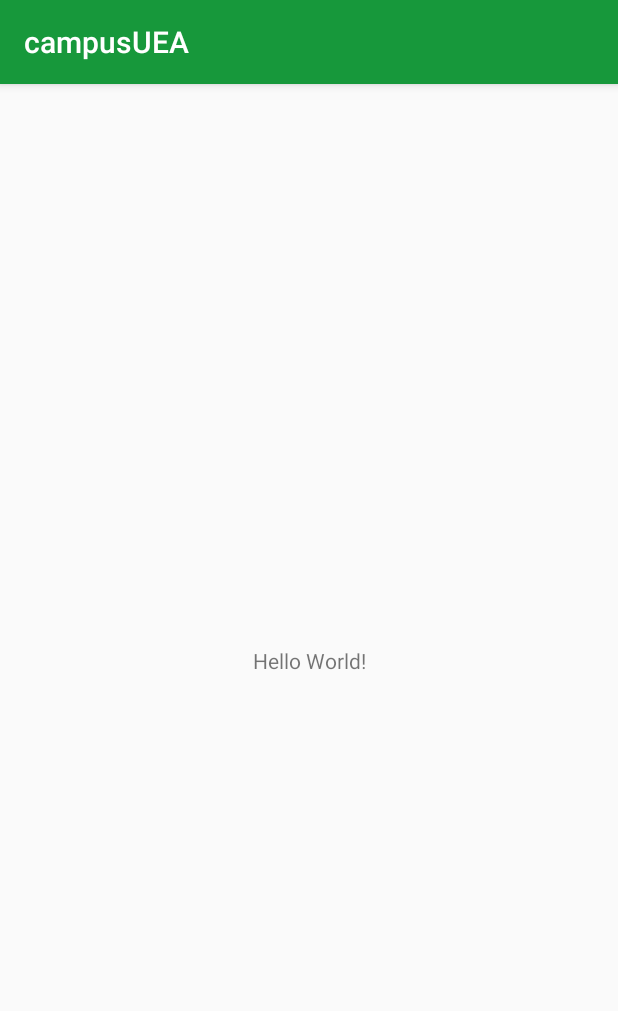
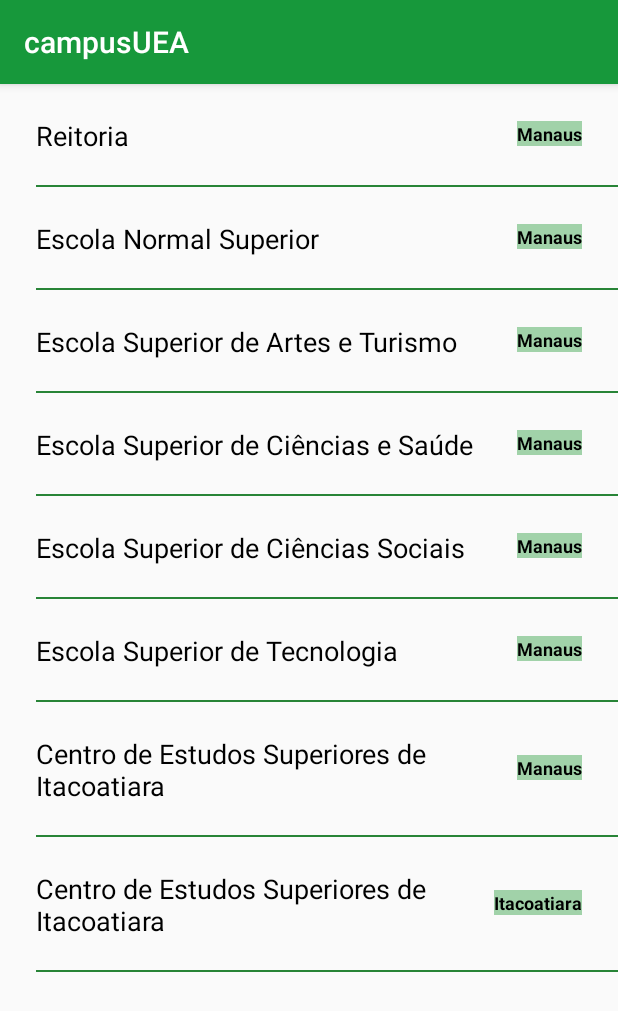
Before and after one commit to zadok8216/CampusUeaEnd, an Android app: the screen it shows after launch (MainActivity), on a phone screen of 412 x 824 dp. Shown: the top 1011 px of the screen. Run offline under Robolectric (Android 15) with nearby library versions, the phone set to English and light mode, and no system bars.

Commit message:
Update project

```diff
--- a/campusUEAG/app/build.gradle
+++ b/campusUEAG/app/build.gradle
@@ -34,4 +34,6 @@ dependencies {
     testImplementation 'junit:junit:4.12'
     androidTestImplementation 'androidx.test.ext:junit:1.1.1'
     androidTestImplementation 'androidx.test.espresso:espresso-core:3.2.0'
+    implementation 'androidx.recyclerview:recyclerview:1.1.0'
+    implementation 'com.squareup.picasso:picasso:2.71828'
 }
--- /dev/null
+++ b/campusUEAG/app/src/main/java/com/gabriel/campusuea_g/Campus.kt
@@ -0,0 +1,8 @@
+package com.gabriel.campusuea_g
+
+data class Campus(
+    val campusName: String,
+    val cityName: String,
+    val address: String,
+    val phoneNumber: String,
+)
--- a/campusUEAG/app/src/main/java/com/gabriel/campusuea_g/MainActivity.kt
+++ b/campusUEAG/app/src/main/java/com/gabriel/campusuea_g/MainActivity.kt
@@ -2,11 +2,85 @@ package com.gabriel.campusuea_g
 
 import androidx.appcompat.app.AppCompatActivity
 import android.os.Bundle
+import android.view.LayoutInflater
+import android.view.View
+import android.view.ViewGroup
+import androidx.recyclerview.widget.RecyclerView
+import kotlinx.android.synthetic.main.activity_main.*
+import kotlinx.android.synthetic.main.list_item_campus.view.*
 
 class MainActivity : AppCompatActivity() {
+    private var campi: List<Campus> = listOf(
+        Campus(
+            "Reitoria",
+            "Manaus",
+            "Av. Djalma Batista, 3578. Flores, Manaus - AM",
+            "(92) 3214-5778",
+        ),
+        Campus(
+            "Escola Normal Superior",
+            "Manaus",
+            "Avenida Djalma Batista, nº 2.470, Chapada, Manaus - AM",
+            "(92) 3878-7721"
+        ),
+        Campus(
+            "Escola Superior de Artes e Turismo",
+            "Manaus",
+            "Rua Leonardo Malcher, nº 1.728, Praça 14 de Janeiro, Manaus - AM",
+            "(92) 3878-4415"
+        ),
+        Campus(
+            "Escola Superior de Ciências e Saúde",
+            "Manaus",
+            "Avenida Carvalho Leal, nº 1.777, Cachoeirinha, Manaus - AM",
+            "(92) 3878-4380"
+        ),
+        Campus(
+            "Escola Superior de Ciências Sociais",
+            "Manaus",
+            "Avenida Castelo Branco, nº 504, Cachoeirinha, Manaus - AM",
+            "(92) 3878-7801"
+        ),
+        Campus(
+            "Escola Superior de Tecnologia",
+            "Manaus",
+            "Avenida Darcy Vargas, nº 1.200, Parque 10 de Novembro, Manaus - AM",
+            "(92) 3878-4308"
+        ),
+        Campus(
+            "Centro de Estudos Superiores de Itacoatiara",
+            "Manaus",
+            "Rua Mário Andreazza, s/nº, São Francisco, Itacoatiara - AM",
+            "(92) 3521-4293"
+        ),
+        Campus(
+            "Centro de Estudos Superiores de Itacoatiara",
+            "Itacoatiara",
+            "Rua Mário Andreazza, s/nº, São Francisco, Itacoatiara - AM",
+            "(92) 3521-4293"
+        )
+
+    )
 
     override fun onCreate(savedInstanceState: Bundle?) {
         super.onCreate(savedInstanceState)
         setContentView(R.layout.activity_main)
+        rvCampus.adapter = CampusAdapter(campi)
+    }
+
+    class CampusAdapter(private val campus: List<Campus>): RecyclerView.Adapter<CampusAdapter.CampusViewHolder>() {
+        class CampusViewHolder(itemView: View): RecyclerView.ViewHolder(itemView)
+
+        override fun onCreateViewHolder(parent: ViewGroup, viewType: Int): CampusViewHolder {
+            val itemView = LayoutInflater.from(parent.context).inflate(R.layout.list_item_campus, parent, false)
+            return CampusViewHolder(itemView)
+        }
+
+        override fun getItemCount() = campus.size
+
+        override fun onBindViewHolder(holder: CampusViewHolder, position: Int) {
+            holder.itemView.tvCampusName.text = campus[position].campusName
+            holder.itemView.tvCityName.text = campus[position].cityName
+        }
     }
 }
--- a/campusUEAG/app/src/main/res/layout/activity_main.xml
+++ b/campusUEAG/app/src/main/res/layout/activity_main.xml
@@ -6,13 +6,16 @@
     android:layout_height="match_parent"
     tools:context=".MainActivity">
 
-    <TextView
-        android:layout_width="wrap_content"
-        android:layout_height="wrap_content"
-        android:text="Hello World!"
+    <androidx.recyclerview.widget.RecyclerView
+        android:id="@+id/rvCampus"
+        android:layout_width="0dp"
+        android:layout_height="0dp"
+        app:layoutManager="androidx.recyclerview.widget.LinearLayoutManager"
+        app:layout_constraintEnd_toEndOf="parent"
+        tools:listitem="@layout/list_item_campus"
         app:layout_constraintBottom_toBottomOf="parent"
-        app:layout_constraintLeft_toLeftOf="parent"
-        app:layout_constraintRight_toRightOf="parent"
-        app:layout_constraintTop_toTopOf="parent" />
+        app:layout_constraintTop_toTopOf="parent"
+        app:layout_constraintStart_toStartOf="parent"/>
+
 
 </androidx.constraintlayout.widget.ConstraintLayout>
--- /dev/null
+++ b/campusUEAG/app/src/main/res/layout/list_item_campus.xml
@@ -0,0 +1,48 @@
+<?xml version="1.0" encoding="utf-8"?>
+<androidx.constraintlayout.widget.ConstraintLayout xmlns:android="http://schemas.android.com/apk/res/android"
+    android:layout_width="match_parent"
+    android:layout_height="wrap_content"
+    xmlns:app="http://schemas.android.com/apk/res-auto">
+
+
+    <TextView
+        android:id="@+id/tvCampusName"
+        android:layout_width="300dp"
+        android:layout_height="wrap_content"
+        android:layout_marginStart="24dp"
+        android:layout_marginTop="22dp"
+        android:layout_marginBottom="22dp"
+        android:text="Escola Normal Superior"
+        android:textColor="@android:color/black"
+        android:textSize="18sp"
+        app:layout_constraintBottom_toBottomOf="parent"
+        app:layout_constraintTop_toTopOf="parent"
+        app:layout_constraintStart_toStartOf="parent"/>
+
+    <TextView
+        android:id="@+id/tvCityName"
+        android:layout_width="wrap_content"
+        android:layout_height="wrap_content"
+        android:text="Manaus"
+        android:textColor="@android:color/black"
+        android:textStyle="bold"
+        android:background="#A1D2A9"
+        android:textSize="12sp"
+        app:layout_constraintBottom_toBottomOf="@id/tvCampusName"
+        app:layout_constraintEnd_toEndOf="parent"
+        android:layout_marginRight="24dp"
+        android:layout_marginBottom="3dp"
+        app:layout_constraintTop_toTopOf="@id/tvCampusName"/>
+
+    <View
+
+        android:layout_width="0dp"
+        android:layout_height="1dp"
+        app:layout_constraintStart_toStartOf="@id/tvCampusName"
+        app:layout_constraintBottom_toBottomOf="parent"
+        app:layout_constraintEnd_toEndOf="parent"
+        android:background="#288437"/>
+
+
+
+</androidx.constraintlayout.widget.ConstraintLayout>
```
